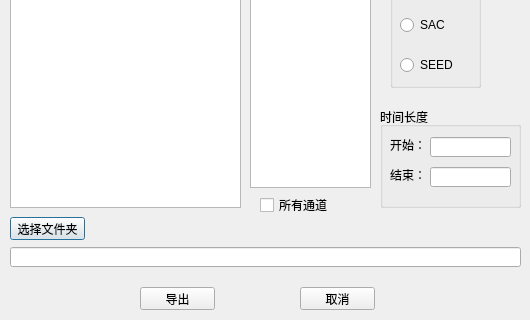
The window that main/rcspy_Exportdialog.ui (Veasonwang/Rcspy) describes before a commit, drawn with Qt 5; both pictures show x 0 to 530 and y 163 to 483 of the 530 by 483 pixel window.
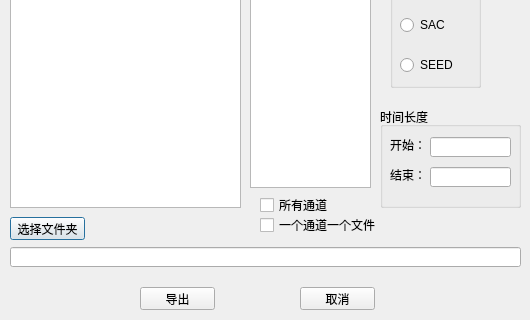
The same window after the commit.

```diff
--- a/main/rcspy_Exportdialog.ui
+++ b/main/rcspy_Exportdialog.ui
@@ -266,6 +266,19 @@
     <string>取消</string>
    </property>
   </widget>
+  <widget class="QCheckBox" name="single_channel_checkbox">
+   <property name="geometry">
+    <rect>
+     <x>260</x>
+     <y>380</y>
+     <width>121</width>
+     <height>16</height>
+    </rect>
+   </property>
+   <property name="text">
+    <string>一个通道一个文件</string>
+   </property>
+  </widget>
   <zorder>groupBox</zorder>
   <zorder>File_list</zorder>
   <zorder>channel_list</zorder>
```
Left out of the diff: 1 changed line with no effect on the pictures.
